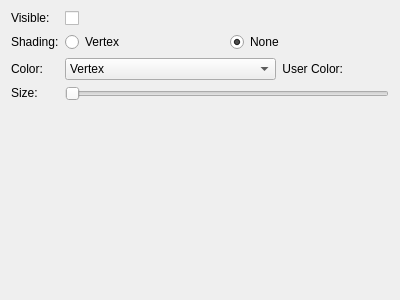
Before: the Qt Designer form vclib/render/src/vclib/qt/gui/mesh_render_settings_frame/wireframe_frame.ui in alemuntoni/vclib, drawn with Qt 5.
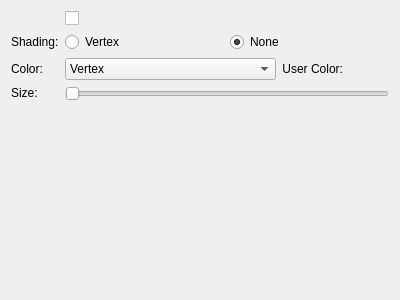
After: the same form once the commit is applied. Custom widgets are drawn as their Qt base class.

Commit message: [render] Add visibility checkboxes to tab headers and remove label from frames

```diff
--- a/vclib/render/src/vclib/qt/gui/mesh_render_settings_frame/wireframe_frame.ui
+++ b/vclib/render/src/vclib/qt/gui/mesh_render_settings_frame/wireframe_frame.ui
@@ -106,19 +106,6 @@
      </attribute>
     </widget>
    </item>
-   <item row="0" column="0">
-    <widget class="QLabel" name="label">
-     <property name="sizePolicy">
-      <sizepolicy hsizetype="Fixed" vsizetype="Fixed">
-       <horstretch>0</horstretch>
-       <verstretch>0</verstretch>
-      </sizepolicy>
-     </property>
-     <property name="text">
-      <string>Visible:</string>
-     </property>
-    </widget>
-   </item>
    <item row="4" column="0">
     <widget class="QLabel" name="label_5">
      <property name="sizePolicy">
```
The commit also changes 13 other files.
